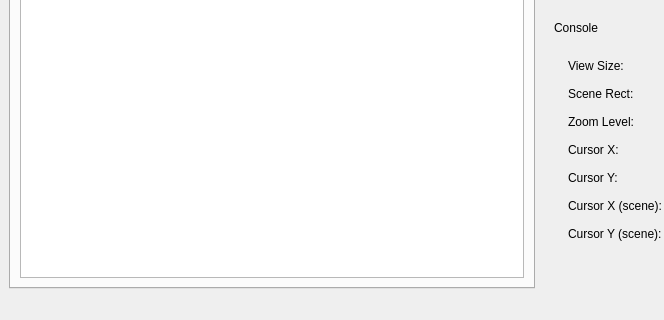
mfessenden/SceneGraph, file ui/SceneGraph.ui: the form before one commit; both pictures show x 0 to 664 and y 355 to 675 of the 800 by 675 pixel window.
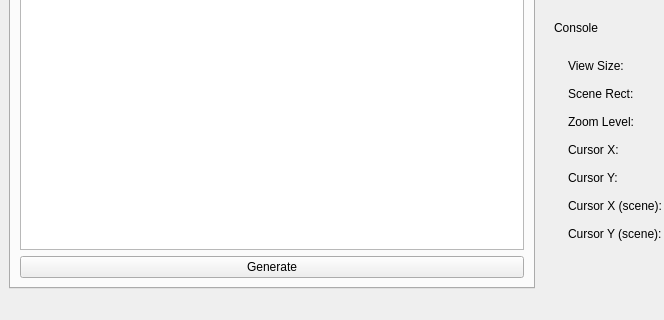
The form after the commit. The open tabs and pages were chosen to show the change. Icons and pictures are not drawn.

Commit message: - dragging an edge away from an input connection moves/removes that edge - Graph.connectNodes method updated - add Grid & Array objects to Graph

The edit to the form file:
```diff
--- a/ui/SceneGraph.ui
+++ b/ui/SceneGraph.ui
@@ -96,6 +96,13 @@
           </property>
          </widget>
         </item>
+        <item>
+         <widget class="QPushButton" name="button_update_draw">
+          <property name="text">
+           <string>Generate</string>
+          </property>
+         </widget>
+        </item>
        </layout>
       </widget>
      </widget>
```
Left out of the diff: 11 changed lines with no effect on the pictures. The commit also changes 9 other files.
